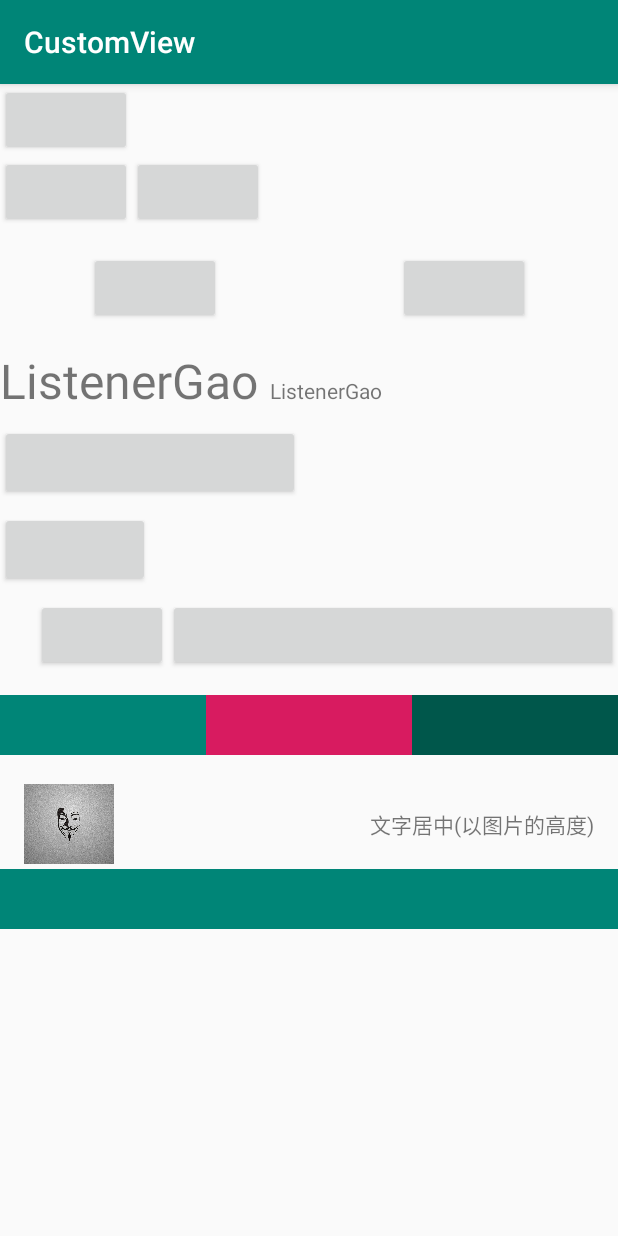
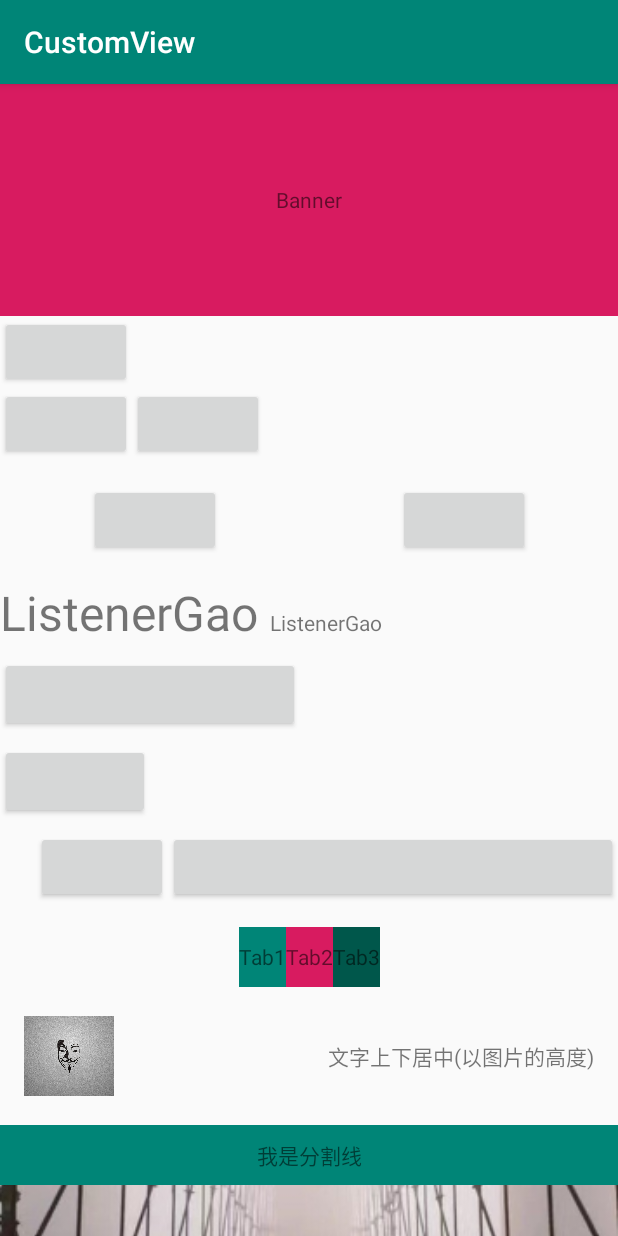
Before and after one commit to ListenerGao/CustomView, an Android app: the screen it shows after launch (ConstrainLayoutActivity), on a phone screen of 412 x 824 dp. Run offline under Robolectric (Android 15) with nearby library versions, the phone set to English and light mode, and no system bars; our stand-ins replace CircleImageView.

Commit message:
add ConstraintLayout sample

```diff
--- a/app/build.gradle
+++ b/app/build.gradle
@@ -37,4 +37,5 @@ dependencies {
     implementation 'androidx.test.espresso:espresso-core:3.1.1'
     //    androidTestImplementation 'com.android.support.test:runner:1.0.2'
     implementation 'androidx.test:runner:1.1.1'
+    implementation 'de.hdodenhof:circleimageview:3.0.0'
 }
--- a/app/src/main/res/layout/activity_constrain_layout.xml
+++ b/app/src/main/res/layout/activity_constrain_layout.xml
@@ -9,12 +9,25 @@
         android:layout_width="match_parent"
         android:layout_height="match_parent">
 
+        <!--添加一个16:9的banner图-->
+        <TextView
+            android:id="@+id/tv_banner"
+            android:layout_width="0dp"
+            android:layout_height="0dp"
+            android:background="@color/colorAccent"
+            android:gravity="center"
+            android:text="Banner"
+            app:layout_constraintDimensionRatio="16:6"
+            app:layout_constraintEnd_toEndOf="parent"
+            app:layout_constraintStart_toStartOf="parent"
+            app:layout_constraintTop_toTopOf="parent" />
+
         <Button
             android:id="@+id/btn1"
             android:layout_width="wrap_content"
             android:layout_height="wrap_content"
             app:layout_constraintLeft_toLeftOf="parent"
-            app:layout_constraintTop_toTopOf="parent" />
+            app:layout_constraintTop_toBottomOf="@+id/tv_banner" />
 
         <Button
             android:id="@+id/btn2"
@@ -32,6 +45,13 @@
             app:layout_constraintLeft_toRightOf="@id/btn2"
             app:layout_constraintTop_toTopOf="@id/btn2" />
 
+        <!--
+        利用Guideline辅助线实现两个控件的水平居中
+        该控件不会显示到页面上
+        orientation:取值为”vertical”和”horizontal”
+        还有layout_constraintGuide_begin 和  layout_constraintGuide_end
+        layout_constraintGuide_percent距离父布局的百分比
+        -->
         <androidx.constraintlayout.widget.Guideline
             android:id="@+id/guideline"
             android:layout_width="wrap_content"
@@ -39,7 +59,6 @@
             android:orientation="vertical"
             app:layout_constraintGuide_percent="0.5" />
 
-        <!--利用Guideline辅助线实现两个控件的水平居中-->
         <Button
             android:id="@+id/btn4"
             android:layout_width="wrap_content"
@@ -124,30 +143,45 @@
             app:layout_constraintRight_toRightOf="parent"
             app:layout_constraintTop_toTopOf="@id/btn8" />
 
+        <!--
+        三个Tab两两设置了依赖, 横向的相当于组成了一个链(Chains).
+        在这个链的最左侧的元素成为了链头, 可以在其身上通过layout_constraintHorizontal_chainStyle属性,
+        来决定链的展示效果. 取值为:spread(默认),spread_inside,packed(注意:需要配合layout_width)
+        -->
         <TextView
             android:id="@+id/tv4"
-            android:layout_width="0dp"
+            android:layout_width="wrap_content"
             android:layout_height="40dp"
             android:layout_marginTop="16dp"
             android:background="@color/colorPrimary"
+            android:gravity="center"
+            android:text="Tab1"
+            app:layout_constraintHorizontal_chainStyle="packed"
+            app:layout_constraintHorizontal_weight="2"
             app:layout_constraintLeft_toLeftOf="parent"
             app:layout_constraintRight_toLeftOf="@+id/tv5"
             app:layout_constraintTop_toBottomOf="@id/btn8" />
 
         <TextView
             android:id="@+id/tv5"
-            android:layout_width="0dp"
+            android:layout_width="wrap_content"
             android:layout_height="40dp"
             android:background="@color/colorAccent"
+            android:gravity="center"
+            android:text="Tab2"
+            app:layout_constraintHorizontal_weight="1"
             app:layout_constraintLeft_toRightOf="@id/tv4"
             app:layout_constraintRight_toRightOf="@id/tv6"
             app:layout_constraintTop_toTopOf="@id/tv4" />
 
         <TextView
             android:id="@+id/tv6"
-            android:layout_width="0dp"
+            android:layout_width="wrap_content"
             android:layout_height="40dp"
             android:background="@color/colorPrimaryDark"
+            android:gravity="center"
+            android:text="Tab3"
+            app:layout_constraintHorizontal_weight="1"
             app:layout_constraintLeft_toRightOf="@id/tv5"
             app:layout_constraintRight_toRightOf="parent"
             app:layout_constraintTop_toTopOf="@id/tv4" />
@@ -167,18 +201,46 @@
             android:layout_width="wrap_content"
             android:layout_height="wrap_content"
             android:layout_marginEnd="16dp"
-            android:text="文字居中(以图片的高度)"
+            android:text="文字上下居中(以图片的高度)"
             app:layout_constraintBottom_toBottomOf="@id/image"
             app:layout_constraintRight_toRightOf="parent"
             app:layout_constraintTop_toTopOf="@id/image" />
 
-        <View
+        <TextView
+            android:id="@+id/tv_dividing_line"
             android:layout_width="0dp"
             android:layout_height="40dp"
+            android:layout_marginTop="16dp"
+            android:layout_marginBottom="16dp"
             android:background="@color/colorPrimary"
+            android:gravity="center"
+            android:text="我是分割线"
             app:layout_constraintEnd_toEndOf="parent"
             app:layout_constraintStart_toStartOf="parent"
             app:layout_constraintTop_toBottomOf="@id/image" />
+
+        <androidx.appcompat.widget.AppCompatImageView
+            android:id="@+id/image2"
+            android:layout_width="0dp"
+            android:layout_height="0dp"
+            android:scaleType="centerCrop"
+            android:src="@drawable/sample"
+            app:layout_constraintDimensionRatio="16:9"
+            app:layout_constraintLeft_toLeftOf="parent"
+            app:layout_constraintRight_toRightOf="parent"
+            app:layout_constraintTop_toBottomOf="@id/tv_dividing_line" />
+
+        <de.hdodenhof.circleimageview.CircleImageView
+            android:id="@+id/circle_image"
+            android:layout_width="0dp"
+            android:layout_height="60dp"
+            android:src="@drawable/avatar_hacher"
+            app:civ_border_color="@color/colorWhite"
+            app:civ_border_width="2dp"
+            app:layout_constraintBottom_toBottomOf="@id/image2"
+            app:layout_constraintLeft_toLeftOf="parent"
+            app:layout_constraintRight_toRightOf="parent"
+            app:layout_constraintTop_toBottomOf="@id/image2" />
 
     </androidx.constraintlayout.widget.ConstraintLayout>
 
```
